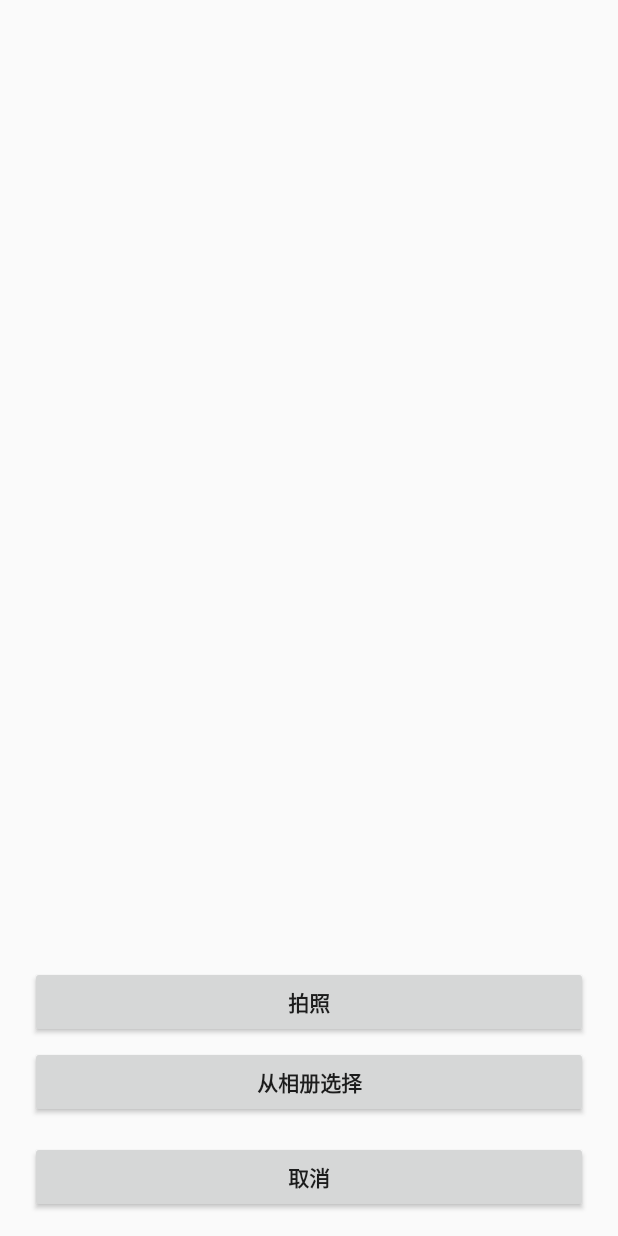
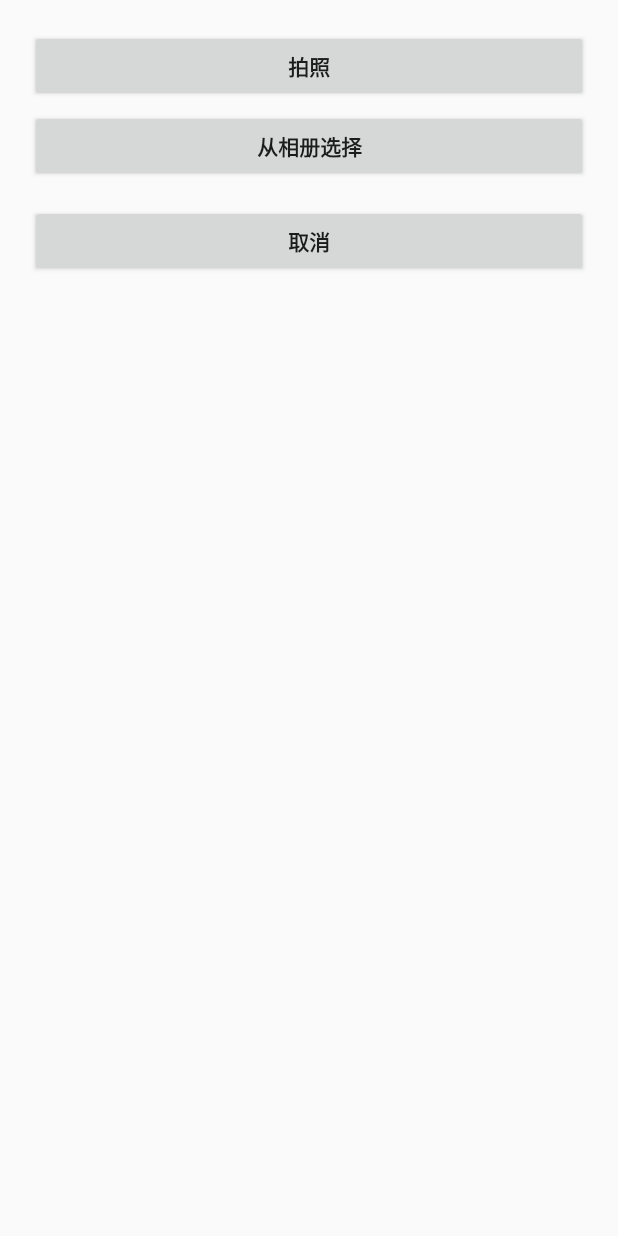
Before and after one commit to pwalan/AndroidTest, an Android app: the layout select_pic_layout.xml on its own in the app's theme, with its tools: preview values and no code run, on a phone screen of 412 x 824 dp. Run offline under Robolectric (Android 15) with nearby library versions, the phone set to English and light mode, and no system bars.

Commit message:
some change

```diff
--- a/app/src/main/AndroidManifest.xml
+++ b/app/src/main/AndroidManifest.xml
@@ -35,6 +35,10 @@
             android:label="@string/title_activity_user_acitvity" >
         </activity>
 
+        <activity
+            android:name=".upload.SelectPicActivity"
+            android:theme="@android:style/Theme.Holo.Dialog.NoActionBar"/>
+
     </application>
 
 </manifest>
--- a/app/src/main/java/com/pwalan/androidtest/UserAcitvity.java
+++ b/app/src/main/java/com/pwalan/androidtest/UserAcitvity.java
@@ -20,6 +20,8 @@ import android.widget.Toast;
 
 import com.pwalan.androidtest.upload.SelectPicActivity;
 import com.pwalan.androidtest.upload.UploadUtil;
+
+import org.w3c.dom.Text;
 
 import java.io.File;
 import java.util.HashMap;
@@ -70,6 +72,9 @@ public class UserAcitvity extends Activity implements View.OnClickListener,Uploa
     protected void onCreate(Bundle savedInstanceState) {
         super.onCreate(savedInstanceState);
         setContentView(R.layout.activity_user);
+
+        tv_result=(TextView)findViewById(R.id.tv_result);
+
         head=(RoundImageView)findViewById(R.id.head);
         head.setOnClickListener(this);
 
@@ -139,7 +144,7 @@ public class UserAcitvity extends Activity implements View.OnClickListener,Uploa
     private void toUploadFile()
     {
         tv_result.setText("正在上传中...");
-        progressDialog.setMessage("正在上传文件...");
+        progressDialog.setMessage("正在上传...");
         progressDialog.show();
         String fileKey = "img";
         UploadUtil uploadUtil = UploadUtil.getInstance();
--- a/app/src/main/res/layout/fg3.xml
+++ b/app/src/main/res/layout/fg3.xml
@@ -5,6 +5,7 @@
     android:gravity="center"
     android:background="@color/mediumslateblue"
     android:orientation="vertical">
+
     <TextView
         android:layout_width="wrap_content"
         android:layout_height="wrap_content"
--- a/app/src/main/res/layout/select_pic_layout.xml
+++ b/app/src/main/res/layout/select_pic_layout.xml
@@ -1,21 +1,14 @@
 <?xml version="1.0" encoding="utf-8"?>
-<RelativeLayout xmlns:android="http://schemas.android.com/apk/res/android"
-    android:layout_width="fill_parent"
+<LinearLayout xmlns:android="http://schemas.android.com/apk/res/android"
+    android:id="@+id/dialog_layout"
+    android:layout_width="match_parent"
     android:layout_height="wrap_content"
-    android:gravity="center_horizontal"
-    android:orientation="vertical" >
-
-    <LinearLayout
-        android:id="@+id/dialog_layout"
-        android:layout_width="fill_parent"
-        android:layout_height="wrap_content"
-        android:layout_alignParentBottom="true"
-        android:gravity="center_horizontal"
+    android:gravity="center"
     android:orientation="vertical" >
 
     <Button
         android:id="@+id/btn_take_photo"
-            android:layout_width="fill_parent"
+        android:layout_width="match_parent"
         android:layout_height="wrap_content"
         android:layout_marginLeft="20dip"
         android:layout_marginRight="20dip"
@@ -35,7 +28,7 @@
 
     <Button
         android:id="@+id/btn_cancel"
-            android:layout_width="fill_parent"
+        android:layout_width="match_parent"
         android:layout_height="wrap_content"
         android:layout_marginBottom="15dip"
         android:layout_marginLeft="20dip"
@@ -43,6 +36,5 @@
         android:layout_marginTop="15dip"
         android:text="取消"
         android:textStyle="bold" />
+
 </LinearLayout>
-
-</RelativeLayout>
```
Lines whose indentation alone changed are shown as unchanged.
